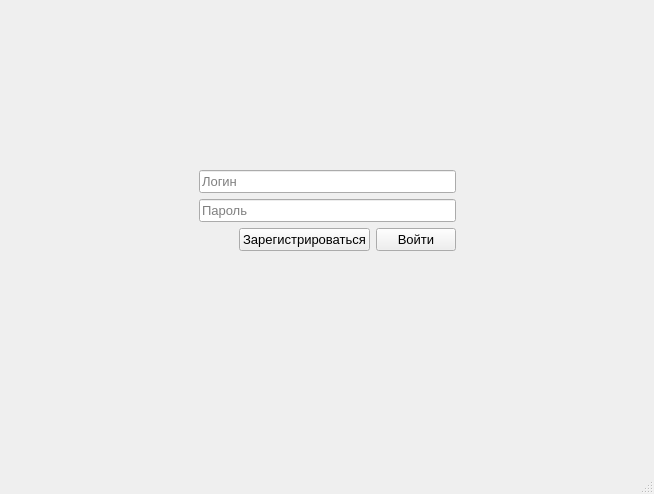
First picture: the form in authorization_window.ui, repository navI-tutoff/finance_accounting_app, before the edit.
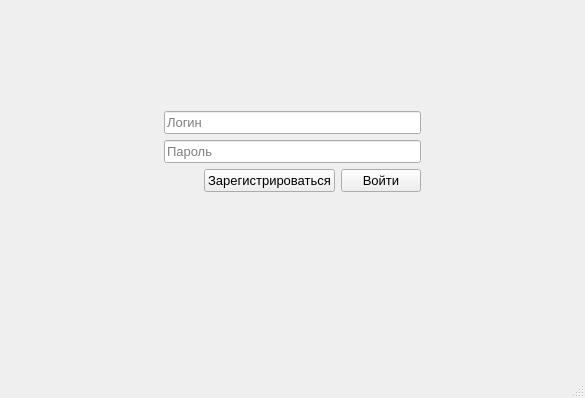
Second picture: the form after the edit.

Commit message: update auth window

Diff of the .ui file:
```diff
--- a/authorization_window.ui
+++ b/authorization_window.ui
@@ -6,8 +6,8 @@
    <rect>
     <x>0</x>
     <y>0</y>
-    <width>654</width>
-    <height>494</height>
+    <width>585</width>
+    <height>398</height>
    </rect>
   </property>
   <property name="windowTitle">
@@ -71,6 +71,12 @@
              <pointsize>10</pointsize>
             </font>
            </property>
+           <property name="inputMethodHints">
+            <set>Qt::InputMethodHint::ImhHiddenText|Qt::InputMethodHint::ImhNoAutoUppercase|Qt::InputMethodHint::ImhNoPredictiveText|Qt::InputMethodHint::ImhSensitiveData</set>
+           </property>
+           <property name="echoMode">
+            <enum>QLineEdit::EchoMode::Password</enum>
+           </property>
            <property name="placeholderText">
             <string>Пароль</string>
            </property>
@@ -144,6 +150,22 @@
          </item>
         </layout>
        </item>
+       <item>
+        <widget class="QLabel" name="infoLabel">
+         <property name="font">
+          <font>
+           <pointsize>10</pointsize>
+          </font>
+         </property>
+         <property name="styleSheet">
+          <string notr="true">margin-left: auto;
+margin-right: auto;</string>
+         </property>
+         <property name="text">
+          <string/>
+         </property>
+        </widget>
+       </item>
        <item>
         <spacer name="verticalSpacer_2">
          <property name="orientation">
```
Left out of the diff: 2 changed lines with no effect on the pictures. The commit also changes 6 other files.
